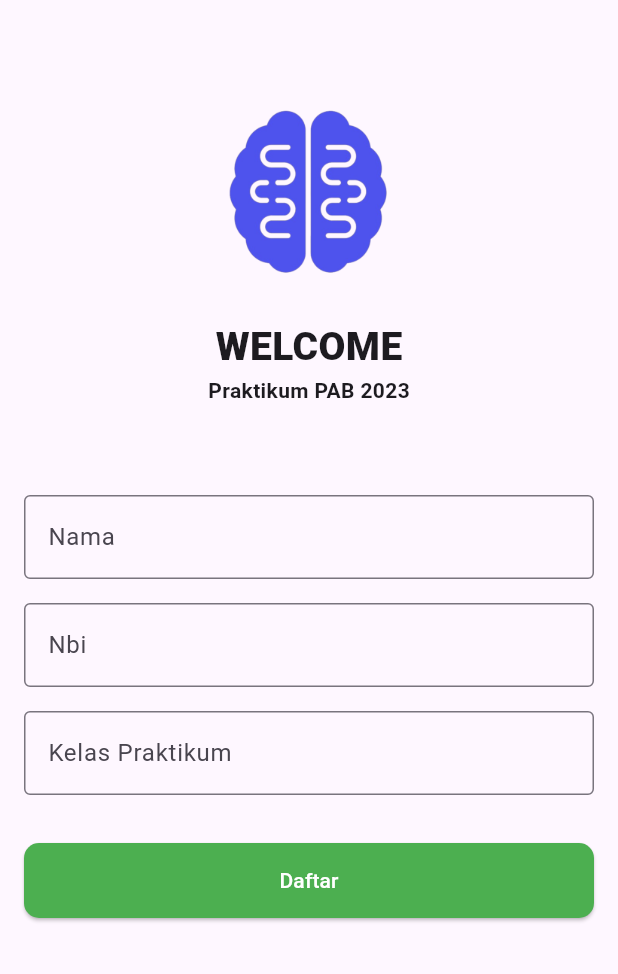
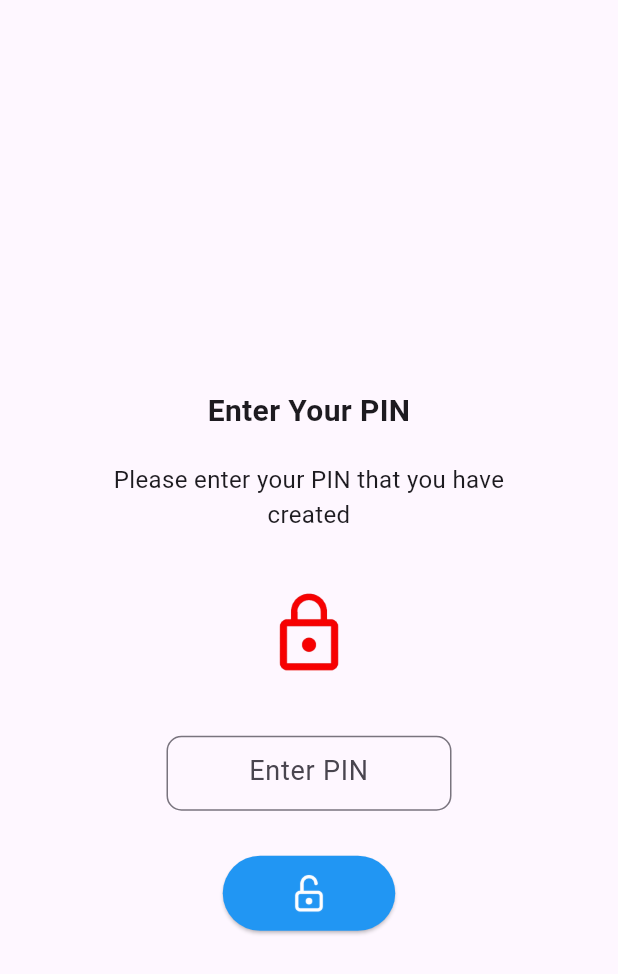
Before and after one commit to vanakun/PAB-Praktikum-4, a Flutter app: the screen it shows after launch, on a phone screen of 412 x 824 dp. Shown: the top 974 px of the screen. Run offline on Flutter 3.47's test engine with Material 3 defaults, Android fonts, the phone set to English and light mode, and no system bars.

Commit message:
initial-commit

```diff
--- /dev/null
+++ b/lib/auth/login.dart
@@ -0,0 +1,109 @@
+import 'package:flutter/material.dart';
+
+class Login extends StatefulWidget {
+  const Login({Key? key}) : super(key: key);
+
+  @override
+  State<Login> createState() => LoginState();
+}
+
+class LoginState extends State<Login> {
+  @override
+  Widget build(BuildContext context) {
+    return Scaffold(
+      appBar: AppBar(
+        title: Text(''),
+      ),
+      body: Padding(
+        padding: const EdgeInsets.all(75.0),
+        child: Column(
+          mainAxisAlignment: MainAxisAlignment.center,
+          crossAxisAlignment: CrossAxisAlignment.center,
+          children: [
+            Text(
+  'Enter Your PIN',
+  style: TextStyle(fontSize: 20, fontWeight: FontWeight.bold),
+  textAlign: TextAlign.center,
+),
+SizedBox(height: 20),
+            Text(
+              'Please enter your PIN that you have created',
+              style: TextStyle(fontSize: 16),
+              textAlign: TextAlign.center,
+            ),
+            SizedBox(height: 8), // Reduce SizedBox height
+            Image.asset(
+              'assets/key.png',
+              width: 150,
+              height: 120,
+            ),
+            SizedBox(height: 8), // Reduce SizedBox height
+            Container(
+              width: 190,
+              height: 50, // Adjust the width of the Container
+              child: PinTextField(),
+            ),
+            SizedBox(height: 30), // Reduce SizedBox height
+            Container(
+              width: 115,
+              height: 50,
+              child: ElevatedButton(
+                onPressed: () {
+                  // Add PIN validation logic here
+                },
+                style: ElevatedButton.styleFrom(
+                  primary: Colors.blue, // Change button color to blue
+                ),
+                child: Center(
+                  child: Container(
+                    width: 70,
+                    height: 70,
+                    child: Image.asset(
+                      'assets/key_open.png',
+                      width: 70,
+                      height: 70,
+                    ),
+                  ),
+                ),
+              ),
+            ),
+          ],
+        ),
+      ),
+    );
+  }
+}
+
+class PinTextField extends StatefulWidget {
+  @override
+  _PinTextFieldState createState() => _PinTextFieldState();
+}
+
+class _PinTextFieldState extends State<PinTextField> {
+  TextEditingController _pinController = TextEditingController();
+
+  @override
+  Widget build(BuildContext context) {
+    return TextField(
+      controller: _pinController,
+      keyboardType: TextInputType.number,
+      obscureText: true,
+      maxLength: 2,
+      textAlign: TextAlign.center,
+      style: TextStyle(fontSize: 18),
+      decoration: InputDecoration(
+        hintText: 'Enter PIN',
+        counterText: '',
+        border: OutlineInputBorder(
+          borderRadius: BorderRadius.circular(10),
+        ),
+      ),
+    );
+  }
+
+  @override
+  void dispose() {
+    _pinController.dispose();
+    super.dispose();
+  }
+}
--- a/lib/auth/register.dart
+++ /dev/null
@@ -1,107 +0,0 @@
-import 'package:flutter/material.dart';
-
-class Register extends StatefulWidget {
-  const Register({Key? key}) : super(key: key);
-
-  @override
-  State<Register> createState() => _RegisterState();
-}
-
-class _RegisterState extends State<Register> {
-  final TextEditingController _namaController = TextEditingController();
-  final TextEditingController _nbiController = TextEditingController();
-  final TextEditingController _kelasController = TextEditingController();
-
-  @override
-  Widget build(BuildContext context) {
-    return Scaffold(
-      appBar: AppBar(
-
-      ),
-      body: SingleChildScrollView(
-        child: Padding(
-          padding: const EdgeInsets.all(16.0),
-          child: Column(
-            mainAxisAlignment: MainAxisAlignment.center,
-            children: [
-              Row(
-                mainAxisAlignment: MainAxisAlignment.center,
-                children: [
-                  Image.asset(
-                    'assets/regis.png',
-                    height: 140,
-                  ),
-                ],
-              ),
-              SizedBox(height: 1), // Reduce the height between the image and the text
-              Text(
-                'WELCOME',
-                style: TextStyle(
-                  fontSize: 26,
-                  fontWeight: FontWeight.w900,
-                ),
-              ),
-              Text(
-                'Praktikum PAB 2023',
-                style: TextStyle(
-                  fontSize: 14,
-                  fontWeight: FontWeight.w700,
-                ),
-              ),
-              SizedBox(height: 60),
-              TextField(
-                controller: _nbiController,
-                decoration: InputDecoration(
-                  labelText: 'Nama',
-                  hintText: 'Masukan Nama ',
-                  border: OutlineInputBorder(),
-                ),
-              ),
-              SizedBox(height: 16),
-              TextField(
-                controller: _nbiController,
-                decoration: InputDecoration(
-                  labelText: 'Nbi',
-                  hintText: 'Masukan Nbi ',
-                  border: OutlineInputBorder(),
-                ),
-              ),
-              SizedBox(height: 16),
-              TextField(
-                controller: _kelasController,
-                decoration: InputDecoration(
-                  labelText: 'Kelas Praktikum',
-                  hintText: 'Masukan Praktikum ',
-                  border: OutlineInputBorder(),
-                ),
-              ),
-              SizedBox(height: 32),
-              ElevatedButton(
-                onPressed: () {
-                  String nama = _namaController.text;
-                  String nbi = _nbiController.text;
-                  String kelasPraktikum = _kelasController.text;
-
-                  print('Nama: $nama, NBI: $nbi, Kelas Praktikum: $kelasPraktikum');
-                },
-                style: ElevatedButton.styleFrom(
-                  shape: RoundedRectangleBorder(
-                    borderRadius: BorderRadius.circular(10.0),
-                  ),
-                  primary: Colors.green,
-                  minimumSize: Size(double.infinity, 50),
-                ),
-                child: Text(
-                  'Daftar',
-                  style: TextStyle(
-                    color: Colors.white,
-                  ),
-                ),
-              ),
-            ],
-          ),
-        ),
-      ),
-    );
-  }
-}
--- a/lib/main.dart
+++ b/lib/main.dart
@@ -2,7 +2,7 @@
 
 import 'package:flutter/material.dart';
 // ignore: depend_on_referenced_packages
-import 'package:praktikum_3/auth/register.dart';
+import 'auth/login.dart';
 
 void main() {
   runApp(const MyApp());
@@ -18,7 +18,7 @@ class MyApp extends StatelessWidget {
       debugShowCheckedModeBanner: false,
       initialRoute: '/',
       routes: {
-        '/': (context) => Register(),
+        '/': (context) => Login(),
       },
     );
   }
```
Also changed, not shown: assets/example.jpeg (deleted), assets/key.png (added), assets/key_open.png (added), assets/regis.jpeg (deleted), assets/regis.png (deleted).
